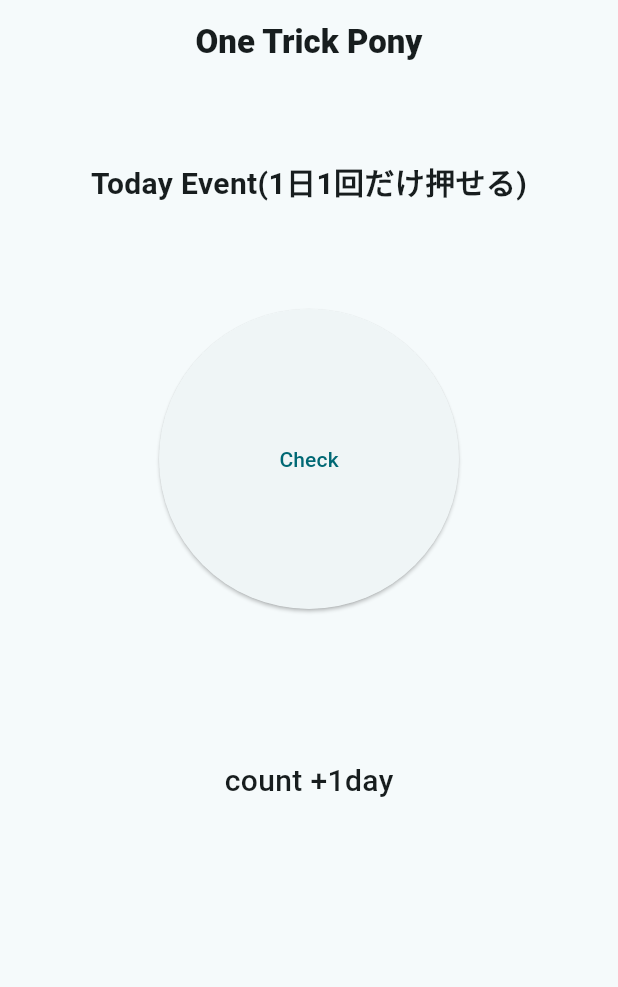
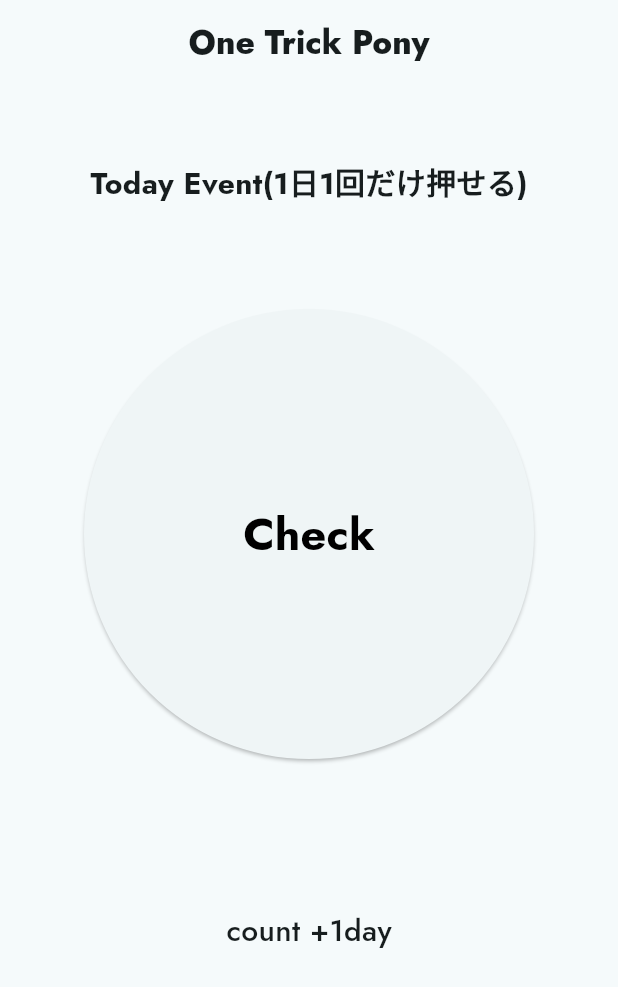
Before and after one commit to gura626/one_trick_pony, a Flutter app: the screen it shows after launch, on a phone screen of 412 x 824 dp. Shown: the top 987 px of the screen. Run offline on Flutter 3.47's test engine with Material 3 defaults, Android fonts, the phone set to English and light mode, and no system bars.

Commit message:
ふぉんとかわいい

```diff
--- a/lib/main.dart
+++ b/lib/main.dart
@@ -12,7 +12,8 @@ class Homepage extends StatelessWidget {
     return MaterialApp(
       theme: ThemeData(
         useMaterial3: true,
-        colorSchemeSeed: Color.from(alpha: 0.02, red: 250, green: 253, blue: 255)
+        colorSchemeSeed: Color.from(alpha: 0.02, red: 250, green: 253, blue: 255),
+        fontFamily: 'jost',
       ),
       home: Scaffold(
         appBar: AppBar(
@@ -41,8 +42,14 @@ class Homepage extends StatelessWidget {
                 ),
                 SizedBox(height: 70,),
                 ElevatedButton(onPressed: () {},
-                child: Text('Check',),
-                style: ElevatedButton.styleFrom(fixedSize: Size(200, 200)),
+                child: Text('Check',
+                style: TextStyle(
+                  fontWeight: FontWeight.w700,
+                  fontSize: 30,
+                  color: Colors.black,
+                ),
+                ),
+                style: ElevatedButton.styleFrom(fixedSize: Size(300, 300)),
                 ),
                 SizedBox(
                   height: 100,
```
Also changed, not shown: pubspec.yaml (+8 -65 lines), assets/Jost/Jost-wghtfree.ttf (added).
